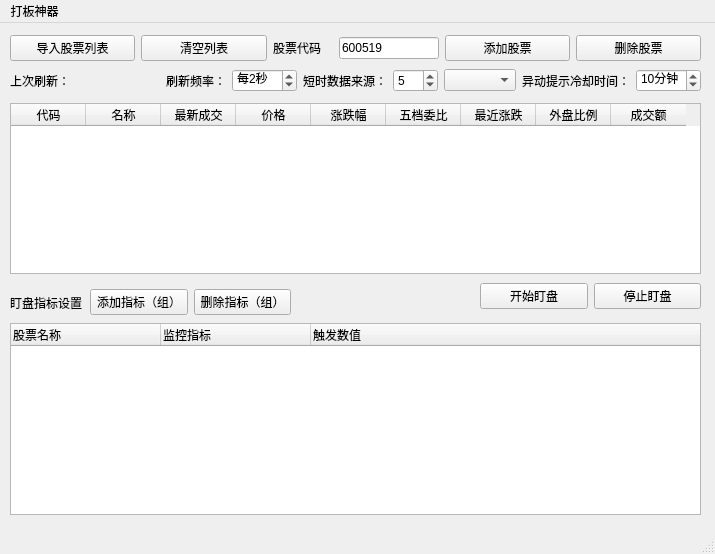
Before: the Qt Designer form QtDesign/LiveTracker.ui in victor647/QuantumStockTrade, drawn with Qt 5.
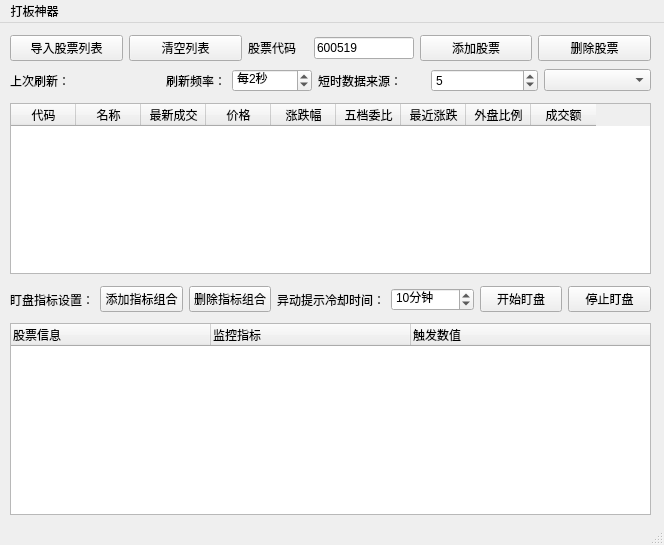
After: the same form once the commit is applied.

Commit message: 重做了盯盘条件显示

What changed in the file:
```diff
--- a/QtDesign/LiveTracker.ui
+++ b/QtDesign/LiveTracker.ui
@@ -6,8 +6,8 @@
    <rect>
     <x>0</x>
     <y>0</y>
-    <width>715</width>
-    <height>554</height>
+    <width>664</width>
+    <height>545</height>
    </rect>
   </property>
   <property name="windowTitle">
@@ -19,7 +19,7 @@
      <rect>
       <x>10</x>
       <y>80</y>
-      <width>691</width>
+      <width>641</width>
       <height>171</height>
      </rect>
     </property>
@@ -36,7 +36,7 @@
      <number>0</number>
     </property>
     <attribute name="horizontalHeaderDefaultSectionSize">
-     <number>75</number>
+     <number>65</number>
     </attribute>
     <attribute name="verticalHeaderDefaultSectionSize">
      <number>25</number>
@@ -92,7 +92,7 @@
      <rect>
       <x>10</x>
       <y>10</y>
-      <width>691</width>
+      <width>641</width>
       <height>62</height>
      </rect>
     </property>
@@ -241,6 +241,7 @@
          <property name="font">
           <font>
            <family>Microsoft YaHei UI</family>
+           <pointsize>9</pointsize>
           </font>
          </property>
          <property name="suffix">
@@ -265,6 +266,7 @@
          <property name="font">
           <font>
            <family>Microsoft YaHei UI</family>
+           <pointsize>9</pointsize>
           </font>
          </property>
          <property name="text">
@@ -297,79 +299,37 @@
        <item>
         <widget class="QComboBox" name="cbbRecentMeasurement"/>
        </item>
-       <item>
-        <widget class="QLabel" name="lblCooldownTime">
-         <property name="font">
-          <font>
-           <family>Microsoft YaHei UI</family>
-          </font>
-         </property>
-         <property name="text">
-          <string>异动提示冷却时间：</string>
-         </property>
-        </widget>
-       </item>
-       <item>
-        <widget class="QSpinBox" name="spbCooldownTime">
-         <property name="font">
-          <font>
-           <family>Microsoft YaHei UI</family>
-          </font>
-         </property>
-         <property name="suffix">
-          <string>分钟</string>
-         </property>
-         <property name="minimum">
-          <number>1</number>
-         </property>
-         <property name="maximum">
-          <number>60</number>
-         </property>
-         <property name="value">
-          <number>10</number>
-         </property>
-        </widget>
-       </item>
       </layout>
      </item>
     </layout>
    </widget>
-   <widget class="QLabel" name="lblMonitorConditions">
-    <property name="geometry">
-     <rect>
-      <x>10</x>
-      <y>267</y>
-      <width>101</width>
-      <height>25</height>
-     </rect>
-    </property>
-    <property name="font">
-     <font>
-      <family>Microsoft YaHei UI</family>
-     </font>
-    </property>
-    <property name="text">
-     <string>盯盘指标设置</string>
-    </property>
-   </widget>
    <widget class="QTreeWidget" name="trwMonitorConditions">
     <property name="geometry">
      <rect>
       <x>10</x>
       <y>300</y>
-      <width>691</width>
+      <width>641</width>
       <height>192</height>
      </rect>
     </property>
+    <property name="sizeAdjustPolicy">
+     <enum>QAbstractScrollArea::AdjustToContents</enum>
+    </property>
     <property name="editTriggers">
      <set>QAbstractItemView::DoubleClicked|QAbstractItemView::EditKeyPressed|QAbstractItemView::SelectedClicked</set>
     </property>
+    <attribute name="headerCascadingSectionResizes">
+     <bool>true</bool>
+    </attribute>
+    <attribute name="headerMinimumSectionSize">
+     <number>200</number>
+    </attribute>
     <attribute name="headerDefaultSectionSize">
-     <number>150</number>
+     <number>200</number>
     </attribute>
     <column>
      <property name="text">
-      <string>股票名称</string>
+      <string>股票信息</string>
      </property>
     </column>
     <column>
@@ -383,16 +343,90 @@
      </property>
     </column>
    </widget>
-   <widget class="QWidget" name="">
+   <widget class="QWidget" name="layoutWidget">
     <property name="geometry">
      <rect>
-      <x>480</x>
-      <y>260</y>
-      <width>221</width>
-      <height>27</height>
+      <x>10</x>
+      <y>261</y>
+      <width>641</width>
+      <height>31</height>
      </rect>
     </property>
-    <layout class="QHBoxLayout" name="horizontalLayout_3">
+    <layout class="QHBoxLayout" name="horizontalLayout_4">
+     <item>
+      <widget class="QLabel" name="lblMonitorConditions">
+       <property name="font">
+        <font>
+         <family>Microsoft YaHei UI</family>
+         <pointsize>9</pointsize>
+        </font>
+       </property>
+       <property name="text">
+        <string>盯盘指标设置：</string>
+       </property>
+      </widget>
+     </item>
+     <item>
+      <widget class="QPushButton" name="btnAddCondition">
+       <property name="font">
+        <font>
+         <family>Microsoft YaHei UI</family>
+         <pointsize>9</pointsize>
+        </font>
+       </property>
+       <property name="text">
+        <string>添加指标组合</string>
+       </property>
+      </widget>
+     </item>
+     <item>
+      <widget class="QPushButton" name="btnDeleteCondition">
+       <property name="font">
+        <font>
+         <family>Microsoft YaHei UI</family>
+         <pointsize>9</pointsize>
+        </font>
+       </property>
+       <property name="text">
+        <string>删除指标组合</string>
+       </property>
+      </widget>
+     </item>
+     <item>
+      <widget class="QLabel" name="lblCooldownTime">
+       <property name="font">
+        <font>
+         <family>Microsoft YaHei UI</family>
+         <pointsize>9</pointsize>
+        </font>
+       </property>
+       <property name="text">
+        <string>异动提示冷却时间：</string>
+       </property>
+      </widget>
+     </item>
+     <item>
+      <widget class="QSpinBox" name="spbCooldownTime">
+       <property name="font">
+        <font>
+         <family>Microsoft YaHei UI</family>
+         <pointsize>9</pointsize>
+        </font>
+       </property>
+       <property name="suffix">
+        <string>分钟</string>
+       </property>
+       <property name="minimum">
+        <number>1</number>
+       </property>
+       <property name="maximum">
+        <number>60</number>
+       </property>
+       <property name="value">
+        <number>10</number>
+       </property>
+      </widget>
+     </item>
      <item>
       <widget class="QPushButton" name="btnStartTracking">
        <property name="font">
@@ -421,52 +455,14 @@
      </item>
     </layout>
    </widget>
-   <widget class="QWidget" name="">
-    <property name="geometry">
-     <rect>
-      <x>90</x>
-      <y>266</y>
-      <width>201</width>
-      <height>27</height>
-     </rect>
-    </property>
-    <layout class="QHBoxLayout" name="horizontalLayout_4">
-     <item>
-      <widget class="QPushButton" name="btnAddCondition">
-       <property name="font">
-        <font>
-         <family>Microsoft YaHei UI</family>
-         <pointsize>9</pointsize>
-        </font>
-       </property>
-       <property name="text">
-        <string>添加指标（组）</string>
-       </property>
-      </widget>
-     </item>
-     <item>
-      <widget class="QPushButton" name="btnDeleteCondition">
-       <property name="font">
-        <font>
-         <family>Microsoft YaHei UI</family>
-         <pointsize>9</pointsize>
-        </font>
-       </property>
-       <property name="text">
-        <string>删除指标（组）</string>
-       </property>
-      </widget>
-     </item>
-    </layout>
-   </widget>
   </widget>
   <widget class="QMenuBar" name="menubar">
    <property name="geometry">
     <rect>
      <x>0</x>
      <y>0</y>
-     <width>715</width>
-     <height>23</height>
+     <width>664</width>
+     <height>22</height>
     </rect>
    </property>
    <widget class="QMenu" name="menu">
```
Left out of the diff: 31 changed lines with no effect on the pictures. The commit also changes 12 other files.
